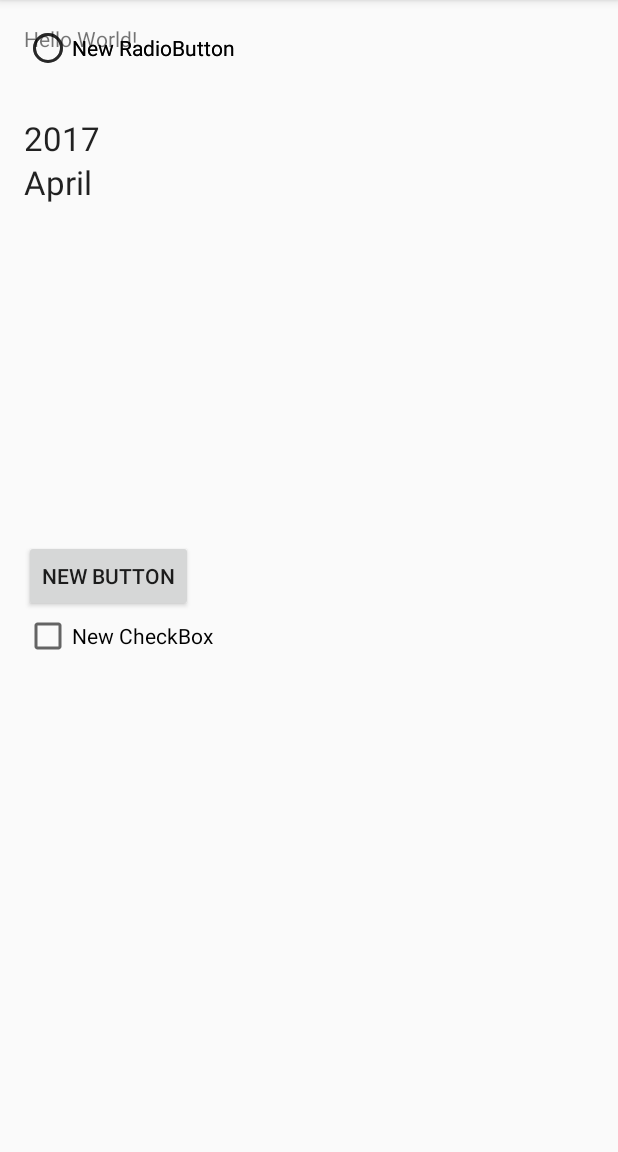
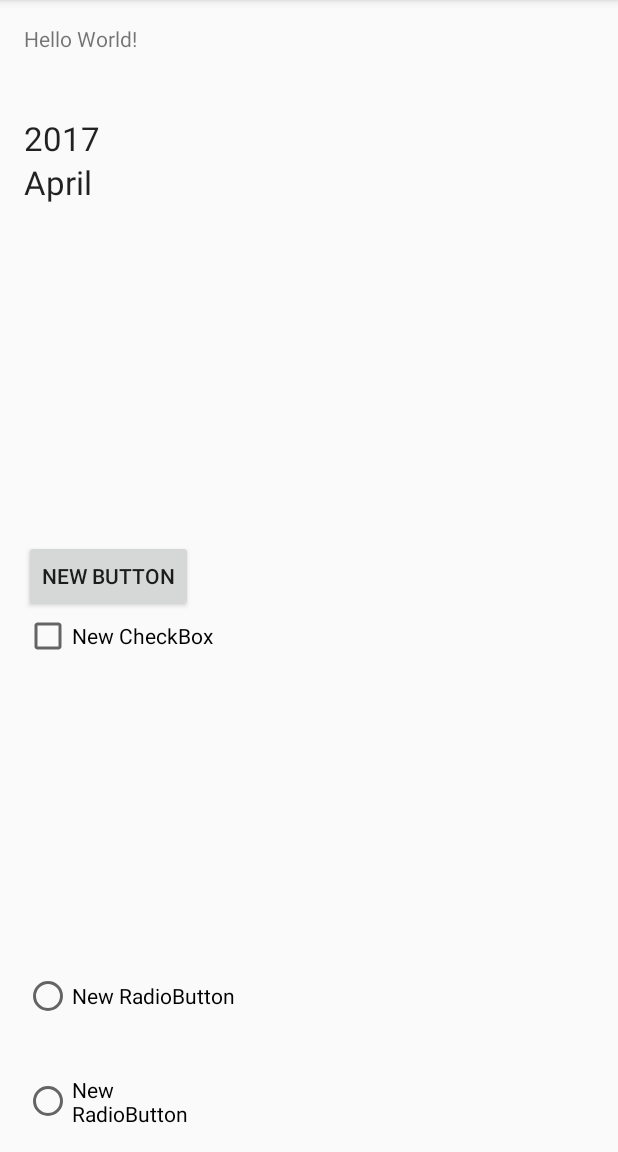
Before and after one commit to caemooshin/demo_2, an Android app: the screen it shows after launch (MainActivity), on a phone screen of 412 x 824 dp, the part 84-1236 px from its top. Run offline under Robolectric (Android 15) with nearby library versions, the phone set to English and light mode, and no system bars.

```diff
--- a/app/src/main/res/layout/activity_main.xml
+++ b/app/src/main/res/layout/activity_main.xml
@@ -58,11 +58,18 @@
         android:layout_width="wrap_content"
         android:layout_height="wrap_content"
         android:text="New RadioButton"
-        android:id="@+id/radioButton" />
+        android:id="@+id/radioButton"
+        android:layout_alignParentBottom="true"
+        android:layout_alignRight="@+id/checkBox"
+        android:layout_alignEnd="@+id/checkBox" />
 
     <RadioButton
         android:layout_width="wrap_content"
         android:layout_height="wrap_content"
         android:text="New RadioButton"
-        android:id="@+id/radioButton2" />
+        android:id="@+id/radioButton2"
+        android:layout_alignParentBottom="true"
+        android:layout_alignParentLeft="true"
+        android:layout_alignParentStart="true"
+        android:layout_marginBottom="72dp" />
 </RelativeLayout>
```
